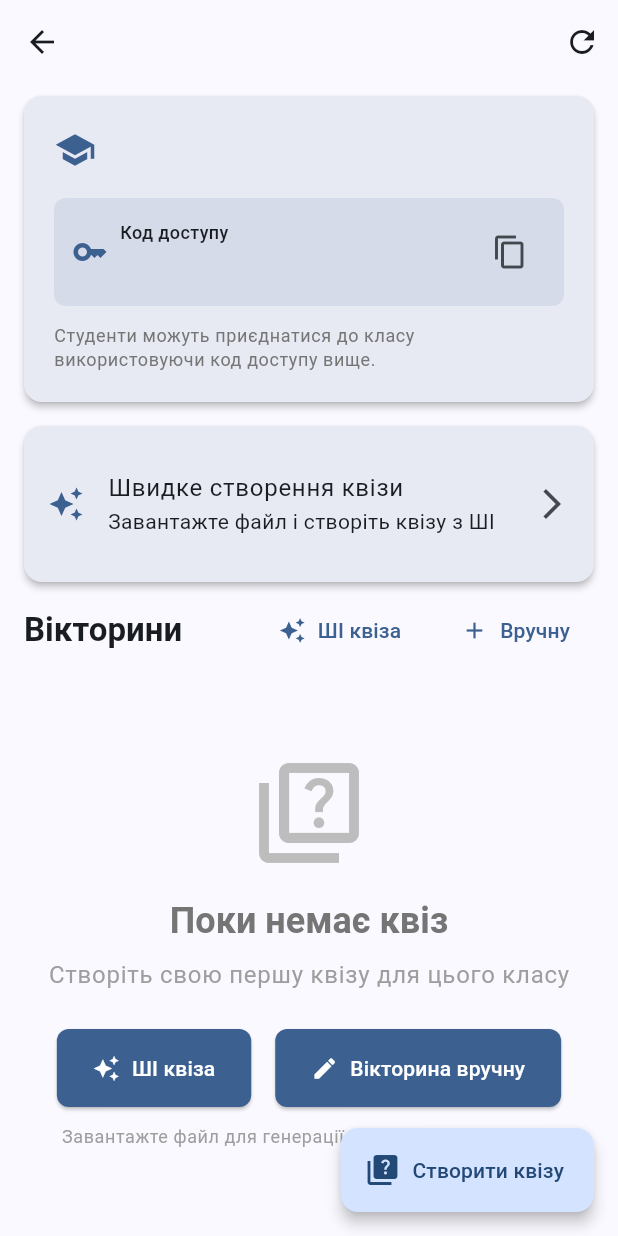
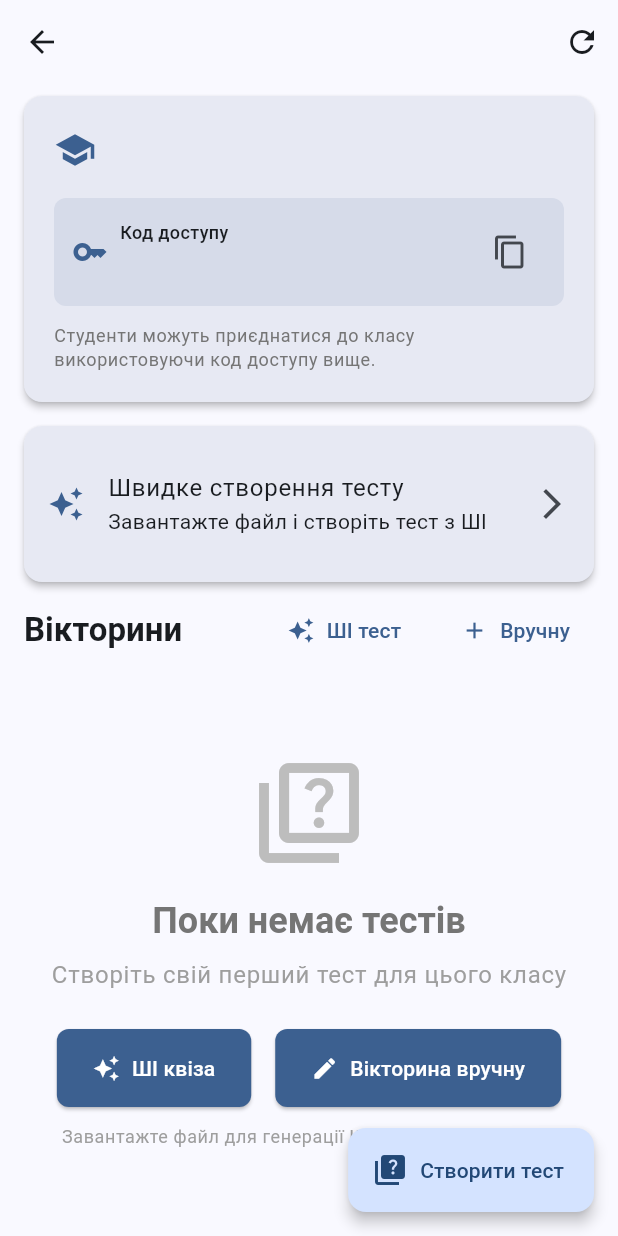
Before and after one commit to kyselevych/yePytannia, a Flutter app: the ClassDetailScreen screen opened directly with empty values, on a phone screen of 412 x 824 dp. Run offline on Flutter 3.47's test engine with Material 3 defaults, Android fonts, the phone set to English and light mode, and no system bars; our stand-ins replace file_picker, supabase_flutter; accounts and stored records are empty.

Commit message:
fix minor bugs

```diff
--- a/lib/screens/teacher/class_detail_screen.dart
+++ b/lib/screens/teacher/class_detail_screen.dart
@@ -43,7 +43,7 @@ class _ClassDetailScreenState extends State<ClassDetailScreen> {
       setState(() => _isLoading = false);
       if (mounted) {
         ScaffoldMessenger.of(context).showSnackBar(
-          SnackBar(content: Text('Помилка завантаження квіз: $e')),
+          SnackBar(content: Text('Помилка завантаження тестів: $e')),
         );
       }
     }
@@ -165,7 +165,9 @@ class _ClassDetailScreenState extends State<ClassDetailScreen> {
 
 
           if (_showQuickCreator)
-            QuickQuizCreator(
+            Expanded(
+              child: SingleChildScrollView(
+                child: QuickQuizCreator(
                   classModel: widget.classModel,
                   onQuizCreated: () {
                     _loadQuizzes();
@@ -178,6 +180,8 @@ class _ClassDetailScreenState extends State<ClassDetailScreen> {
                       _showQuickCreator = false;
                     });
                   },
+                ),
+              ),
             )
           else
             Card(
@@ -187,8 +191,8 @@ class _ClassDetailScreenState extends State<ClassDetailScreen> {
                   Icons.auto_awesome,
                   color: Theme.of(context).primaryColor,
                 ),
-                title: const Text('Швидке створення квізи'),
-                subtitle: const Text('Завантажте файл і створіть квізу з ШІ'),
+                title: const Text('Швидке створення тесту'),
+                subtitle: const Text('Завантажте файл і створіть тест з ШІ'),
                 trailing: const Icon(Icons.arrow_forward_ios),
                 onTap: () {
                   setState(() {
@@ -222,7 +226,7 @@ class _ClassDetailScreenState extends State<ClassDetailScreen> {
                             });
                           },
                           icon: const Icon(Icons.auto_awesome),
-                          label: const Text('ШІ квіза'),
+                          label: const Text('ШІ тест'),
                         ),
                         const SizedBox(width: 8),
                       ],
@@ -249,7 +253,7 @@ class _ClassDetailScreenState extends State<ClassDetailScreen> {
       floatingActionButton: FloatingActionButton.extended(
         onPressed: _createQuiz,
         icon: const Icon(Icons.quiz),
-        label: const Text('Створити квізу'),
+        label: const Text('Створити тест'),
       ),
     );
   }
@@ -266,14 +270,14 @@ class _ClassDetailScreenState extends State<ClassDetailScreen> {
           ),
           const SizedBox(height: 16),
           Text(
-            'Поки немає квіз',
+            'Поки немає тестів',
             style: Theme.of(context).textTheme.headlineSmall?.copyWith(
               color: Colors.grey[600],
             ),
           ),
           const SizedBox(height: 8),
           Text(
-            'Створіть свою першу квізу для цього класу',
+            'Створіть свій перший тест для цього класу',
             style: Theme.of(context).textTheme.bodyLarge?.copyWith(
               color: Colors.grey[500],
             ),
--- a/lib/theme/app_strings.dart
+++ b/lib/theme/app_strings.dart
@@ -32,8 +32,8 @@ class AppStrings {
   static const String myClasses = 'Мої класи';
   static const String refresh = 'Оновити';
   static const String welcome = 'Привіт';
-  static const String teacherWelcome = 'Керуйте своїми класами та створюйте цікаві квізи';
-  static const String studentWelcome = 'Приєднуйтеся до класів та проходьте квізи, щоб перевірити свої знання';
+  static const String teacherWelcome = 'Керуйте своїми класами та створюйте цікаві тести';
+  static const String studentWelcome = 'Приєднуйтеся до класів та проходьте тести, щоб перевірити свої знання';
   static const String loading = 'Завантаження';
   static const String loadingProfile = 'Завантаження профілю...';
   static const String creatingProfile = 'Зачекайте, створюємо ваш профіль';
@@ -68,16 +68,16 @@ class AppStrings {
   static const String joinedSuccessfully = 'Успішно приєдналися до';
 
 
-  static const String createQuiz = 'Створити квіз';
-  static const String newQuiz = 'Новий квіз';
-  static const String quizTitle = 'Назва квізу';
+  static const String createQuiz = 'Створити тест';
+  static const String newQuiz = 'Новий тест';
+  static const String quizTitle = 'Назва тесту';
   static const String quizTitleHint = 'напр., Контрольна робота розділ 1';
-  static const String enterQuizTitle = 'Будь ласка, введіть назву квізу';
+  static const String enterQuizTitle = 'Будь ласка, введіть назву тесту';
   static const String quizTitleMinLength = 'Назва має містити принаймні 3 символи';
   static const String description = 'Опис';
   static const String descriptionOptional = 'Опис (необов\'язково)';
-  static const String descriptionHint = 'Короткий опис квізу...';
-  static const String creatingQuizFor = 'Створення квізу для:';
+  static const String descriptionHint = 'Короткий опис тесту...';
+  static const String creatingQuizFor = 'Створення тесту для:';
 
 
   static const String howToAddQuestions = 'Як ви хочете додати питання?';
@@ -86,7 +86,7 @@ class AppStrings {
   static const String manualCreation = 'Ручне створення';
   static const String manualCreationDesc = 'Створіть питання вручну з повним контролем';
   static const String skipForNow = 'Пропустити зараз';
-  static const String skipForNowDesc = 'Створіть квіз і додайте питання пізніше';
+  static const String skipForNowDesc = 'Створіть тест і додайте питання пізніше';
 
 
   static const String uploadStudyMaterial = 'Завантажити матеріали';
@@ -99,37 +99,37 @@ class AppStrings {
   static const String uploadFileRequired = 'Будь ласка, завантажте файл для генерації питань ШІ';
 
 
-  static const String createQuizWithAI = 'Створити квіз з ШІ';
-  static const String createQuizAndAddQuestions = 'Створити квіз та додати питання';
+  static const String createQuizWithAI = 'Створити тест з ШІ';
+  static const String createQuizAndAddQuestions = 'Створити тест та додати питання';
   static const String uploadingFile = 'Завантаження файлу...';
   static const String generatingQuestions = 'Генерація питань...';
   static const String generatingQuestionsWait = 'Це може зайняти 30-60 секунд залежно від розміру файлу...';
   static const String generatedQuestions = 'Згенеровано питань';
   static const String fromYourFile = 'з вашого файлу!';
-  static const String quizCreatedButGenerationFailed = 'Квіз створено, але генерація питань не вдалася';
-  static const String quizCreatedSuccessfully = 'Квіз створено успішно!';
-  static const String quizCreatedWithQuestions = 'Квіз створено з питаннями успішно!';
+  static const String quizCreatedButGenerationFailed = 'Тест створено, але генерація питань не вдалася';
+  static const String quizCreatedSuccessfully = 'Тест створено успішно!';
+  static const String quizCreatedWithQuestions = 'Тест створено з питаннями успішно!';
   static const String noQuestionsGenerated = 'Не вдалося згенерувати питання з файлу';
 
 
-  static const String quizSettings = 'Налаштування квізу';
+  static const String quizSettings = 'Налаштування тесту';
   static const String questions = 'Питання';
   static const String questionCount = 'Кількість питань';
   static const String timeLimit = 'Ліміт часу';
   static const String minutes = 'хв';
-  static const String makeActiveImmediately = 'Зробити квіз активним негайно';
-  static const String studentsCanStartNow = 'Студенти зможуть почати проходження квізу одразу';
+  static const String makeActiveImmediately = 'Зробити тест активним негайно';
+  static const String studentsCanStartNow = 'Студенти зможуть почати проходження тесту одразу';
 
 
-  static const String quickQuizCreator = 'Швидке створення квізу';
-  static const String quickQuizDesc = 'Завантажте PDF або DOCX файл для автоматичної генерації квізу за допомогою ШІ';
+  static const String quickQuizCreator = 'Швидке створення тесту';
+  static const String quickQuizDesc = 'Завантажте PDF або DOCX файл для автоматичної генерації тесту за допомогою ШІ';
   static const String close = 'Закрити';
 
 
-  static const String takeQuiz = 'Пройти квіз';
-  static const String submitQuiz = 'Подати квіз';
-  static const String submit = 'Подати';
-  static const String submitConfirm = 'Ви впевнені, що хочете подати квіз?';
+  static const String takeQuiz = 'Пройти тест';
+  static const String submitQuiz = 'Відправити тест';
+  static const String submit = 'Відправити';
+  static const String submitConfirm = 'Ви впевнені, що хочете відправити тест?';
   static const String answered = 'Відповіли';
   static const String unansweredWillBeIncorrect = 'Питання без відповідей будуть позначені як неправильні.';
   static const String previous = 'Попереднє';
@@ -141,23 +141,23 @@ class AppStrings {
   static const String typeAnswerHere = 'Введіть вашу відповідь тут...';
 
 
-  static const String quizCompleted = 'Квіз завершено!';
+  static const String quizCompleted = 'Тест завершено!';
   static const String yourScore = 'Ваш результат';
   static const String continue_ = 'Продовжити';
 
 
   static const String errorLoadingQuestions = 'Помилка завантаження питань';
-  static const String errorSubmittingQuiz = 'Помилка подання квізу';
-  static const String noQuestionsAvailable = 'Немає доступних питань для цього квізу.';
+  static const String errorSubmittingQuiz = 'Помилка відправлення тесту';
+  static const String noQuestionsAvailable = 'Немає доступних питань для цього тесту.';
 
 
   static const String draft = 'Чернетка';
   static const String active = 'Активний';
   static const String completed = 'Завершено';
-  static const String activeQuiz = 'активний квіз';
-  static const String activeQuizzes = 'активні квізи';
-  static const String activeQuizzesPlural = 'активних квізів';
-  static const String noActiveQuizzes = 'Немає активних квізів';
+  static const String activeQuiz = 'активний тест';
+  static const String activeQuizzes = 'активні тести';
+  static const String activeQuizzesPlural = 'активних тестів';
+  static const String noActiveQuizzes = 'Немає активних тестів';
 
 
   static const String question = 'Питання';
@@ -203,7 +203,7 @@ class AppStrings {
 
   static const String errorOccurred = 'Виникла помилка';
   static const String errorPickingFile = 'Помилка вибору файлу';
-  static const String errorCreatingQuiz = 'Помилка створення квізу';
+  static const String errorCreatingQuiz = 'Помилка створення тесту';
   static const String errorUploadingFile = 'Помилка завантаження файлу';
   static const String tryAgain = 'Спробуйте ще раз';
   static const String userNotAuthenticated = 'Користувач не авторизований';
--- a/lib/widgets/quick_quiz_creator.dart
+++ b/lib/widgets/quick_quiz_creator.dart
@@ -75,7 +75,7 @@ class _QuickQuizCreatorState extends State<QuickQuizCreator> {
     }
 
     if (_titleController.text.trim().isEmpty) {
-      _showError('Будь ласка, введіть назву квізи');
+      _showError('Будь ласка, введіть назву тесту');
       return;
     }
 
@@ -140,7 +140,7 @@ class _QuickQuizCreatorState extends State<QuickQuizCreator> {
         _isUploading = false;
         _isGenerating = false;
       });
-      _showError('Помилка створення квізи: $e');
+      _showError('Помилка створення тесту: $e');
     }
   }
 
@@ -198,7 +198,7 @@ class _QuickQuizCreatorState extends State<QuickQuizCreator> {
                 const SizedBox(width: 12),
                 Expanded(
                   child: Text(
-                    'Швидке створення квізи',
+                    'Швидке створення тесту',
                     style: Theme.of(context).textTheme.titleLarge?.copyWith(
                       fontWeight: FontWeight.bold,
                     ),
@@ -213,7 +213,7 @@ class _QuickQuizCreatorState extends State<QuickQuizCreator> {
             ),
             const SizedBox(height: 8),
             Text(
-              'Завантажте PDF або DOCX файл для автоматичної генерації квізи за допомогою ШІ',
+              'Завантажте PDF або DOCX файл для автоматичної генерації тесту за допомогою ШІ',
               style: Theme.of(context).textTheme.bodyMedium?.copyWith(
                 color: Colors.grey[600],
               ),
@@ -309,7 +309,7 @@ class _QuickQuizCreatorState extends State<QuickQuizCreator> {
 
 
               Text(
-                'Налаштування квізи',
+                'Налаштування тесту',
                 style: Theme.of(context).textTheme.titleMedium?.copyWith(
                   fontWeight: FontWeight.bold,
                 ),
@@ -320,8 +320,8 @@ class _QuickQuizCreatorState extends State<QuickQuizCreator> {
               TextFormField(
                 controller: _titleController,
                 decoration: const InputDecoration(
-                  labelText: 'Назва квізи',
-                  hintText: 'Введіть назву квізи...',
+                  labelText: 'Назва тесту',
+                  hintText: 'Введіть назву тесту...',
                   border: OutlineInputBorder(),
                 ),
                 textCapitalization: TextCapitalization.words,
@@ -333,7 +333,7 @@ class _QuickQuizCreatorState extends State<QuickQuizCreator> {
                 controller: _descriptionController,
                 decoration: const InputDecoration(
                   labelText: 'Опис (необов\'язково)',
-                  hintText: 'Короткий опис квізи...',
+                  hintText: 'Короткий опис тесту...',
                   border: OutlineInputBorder(),
                 ),
                 maxLines: 2,
@@ -451,8 +451,8 @@ class _QuickQuizCreatorState extends State<QuickQuizCreator> {
 
 
               CheckboxListTile(
-                title: const Text('Активувати квізу одразу'),
-                subtitle: const Text('Студенти зможуть почати проходження квізи відразу'),
+                title: const Text('Активувати тест одразу'),
+                subtitle: const Text('Студенти зможуть почати проходження тесту відразу'),
                 value: _makeActive,
                 onChanged: (value) {
                   setState(() {
@@ -486,7 +486,7 @@ class _QuickQuizCreatorState extends State<QuickQuizCreator> {
                         ? 'Завантаження файлу...'
                         : _isGenerating
                             ? 'Генерація питань...'
-                            : 'Створити квізу з ШІ',
+                            : 'Створити тест з ШІ',
                   ),
                   style: FilledButton.styleFrom(
                     padding: const EdgeInsets.symmetric(vertical: 16),
```
Lines whose indentation alone changed are shown as unchanged.
